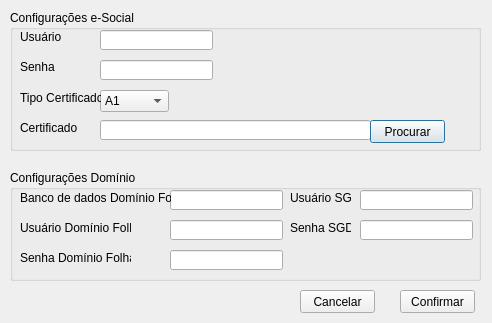
The window that screen_ui/dialog_configuracoes.ui (VictorScandolaraTR/ConversaoMovimento_eSocial) describes before a commit, drawn with Qt 5.
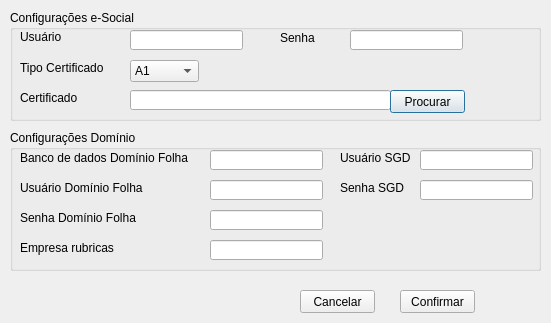
The same window after the commit.

```diff
--- a/screen_ui/dialog_configuracoes.ui
+++ b/screen_ui/dialog_configuracoes.ui
@@ -6,7 +6,7 @@
    <rect>
     <x>0</x>
     <y>0</y>
-    <width>492</width>
+    <width>551</width>
     <height>323</height>
    </rect>
   </property>
@@ -18,8 +18,8 @@
     <rect>
      <x>10</x>
      <y>10</y>
-     <width>471</width>
-     <height>141</height>
+     <width>531</width>
+     <height>111</height>
     </rect>
    </property>
    <property name="title">
@@ -28,7 +28,7 @@
    <widget class="QLineEdit" name="edit_dominio_certificado">
     <property name="geometry">
      <rect>
-      <x>90</x>
+      <x>120</x>
       <y>20</y>
       <width>113</width>
       <height>20</height>
@@ -38,8 +38,8 @@
    <widget class="QLineEdit" name="edit_senha_certificado">
     <property name="geometry">
      <rect>
-      <x>90</x>
-      <y>50</y>
+      <x>340</x>
+      <y>20</y>
       <width>113</width>
       <height>20</height>
      </rect>
@@ -48,9 +48,9 @@
    <widget class="QLineEdit" name="edit_caminho_certificado">
     <property name="geometry">
      <rect>
-      <x>90</x>
-      <y>110</y>
-      <width>271</width>
+      <x>120</x>
+      <y>80</y>
+      <width>261</width>
       <height>20</height>
      </rect>
     </property>
@@ -58,8 +58,8 @@
    <widget class="QComboBox" name="combo_tipo_certificado">
     <property name="geometry">
      <rect>
-      <x>90</x>
-      <y>80</y>
+      <x>120</x>
+      <y>50</y>
       <width>69</width>
       <height>22</height>
      </rect>
@@ -91,10 +91,10 @@
    <widget class="QLabel" name="label_2">
     <property name="geometry">
      <rect>
-      <x>10</x>
-      <y>50</y>
-      <width>47</width>
-      <height>13</height>
+      <x>270</x>
+      <y>20</y>
+      <width>61</width>
+      <height>16</height>
      </rect>
     </property>
     <property name="text">
@@ -105,8 +105,8 @@
     <property name="geometry">
      <rect>
       <x>10</x>
-      <y>80</y>
-      <width>81</width>
+      <y>50</y>
+      <width>101</width>
       <height>16</height>
      </rect>
     </property>
@@ -118,7 +118,7 @@
     <property name="geometry">
      <rect>
       <x>10</x>
-      <y>110</y>
+      <y>80</y>
       <width>61</width>
       <height>16</height>
      </rect>
@@ -130,8 +130,8 @@
    <widget class="QPushButton" name="btn_busca_certificado">
     <property name="geometry">
      <rect>
-      <x>360</x>
-      <y>110</y>
+      <x>380</x>
+      <y>80</y>
       <width>75</width>
       <height>23</height>
      </rect>
@@ -145,9 +145,9 @@
    <property name="geometry">
     <rect>
      <x>10</x>
-     <y>170</y>
-     <width>471</width>
-     <height>111</height>
+     <y>130</y>
+     <width>531</width>
+     <height>141</height>
     </rect>
    </property>
    <property name="title">
@@ -156,7 +156,7 @@
    <widget class="QLineEdit" name="edit_usuario_dominio">
     <property name="geometry">
      <rect>
-      <x>160</x>
+      <x>200</x>
       <y>50</y>
       <width>113</width>
       <height>20</height>
@@ -166,7 +166,7 @@
    <widget class="QLineEdit" name="edit_banco_dominio">
     <property name="geometry">
      <rect>
-      <x>160</x>
+      <x>200</x>
       <y>20</y>
       <width>113</width>
       <height>20</height>
@@ -176,7 +176,7 @@
    <widget class="QLineEdit" name="edit_senha_dominio">
     <property name="geometry">
      <rect>
-      <x>160</x>
+      <x>200</x>
       <y>80</y>
       <width>113</width>
       <height>20</height>
@@ -188,7 +188,7 @@
      <rect>
       <x>10</x>
       <y>50</y>
-      <width>111</width>
+      <width>181</width>
       <height>16</height>
      </rect>
     </property>
@@ -201,7 +201,7 @@
      <rect>
       <x>10</x>
       <y>80</y>
-      <width>111</width>
+      <width>181</width>
       <height>16</height>
      </rect>
     </property>
@@ -214,7 +214,7 @@
      <rect>
       <x>10</x>
       <y>20</y>
-      <width>151</width>
+      <width>181</width>
       <height>16</height>
      </rect>
     </property>
@@ -225,7 +225,7 @@
    <widget class="QLineEdit" name="edit_usuario_sgd">
     <property name="geometry">
      <rect>
-      <x>350</x>
+      <x>410</x>
       <y>20</y>
       <width>113</width>
       <height>20</height>
@@ -235,9 +235,9 @@
    <widget class="QLabel" name="label_8">
     <property name="geometry">
      <rect>
-      <x>280</x>
+      <x>330</x>
       <y>50</y>
-      <width>61</width>
+      <width>81</width>
       <height>16</height>
      </rect>
     </property>
@@ -248,9 +248,9 @@
    <widget class="QLabel" name="label_9">
     <property name="geometry">
      <rect>
-      <x>280</x>
+      <x>330</x>
       <y>20</y>
-      <width>61</width>
+      <width>81</width>
       <height>16</height>
      </rect>
     </property>
@@ -261,13 +261,36 @@
    <widget class="QLineEdit" name="edit_senha_sgd">
     <property name="geometry">
      <rect>
-      <x>350</x>
+      <x>410</x>
       <y>50</y>
       <width>113</width>
       <height>20</height>
      </rect>
     </property>
    </widget>
+   <widget class="QLabel" name="label_10">
+    <property name="geometry">
+     <rect>
+      <x>10</x>
+      <y>110</y>
+      <width>181</width>
+      <height>16</height>
+     </rect>
+    </property>
+    <property name="text">
+     <string>Empresa rubricas</string>
+    </property>
+   </widget>
+   <widget class="QLineEdit" name="edit_empresa_rubricas_dominio">
+    <property name="geometry">
+     <rect>
+      <x>200</x>
+      <y>110</y>
+      <width>113</width>
+      <height>20</height>
+     </rect>
+    </property>
+   </widget>
   </widget>
   <widget class="QPushButton" name="btn_concertar_configuracoes">
    <property name="geometry">
```
Left out of the diff: 2 changed lines with no effect on the pictures.
